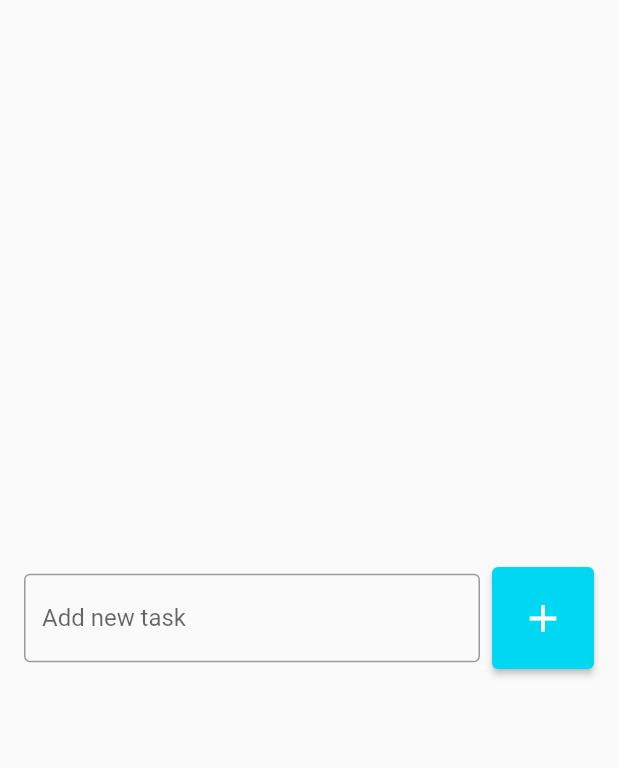
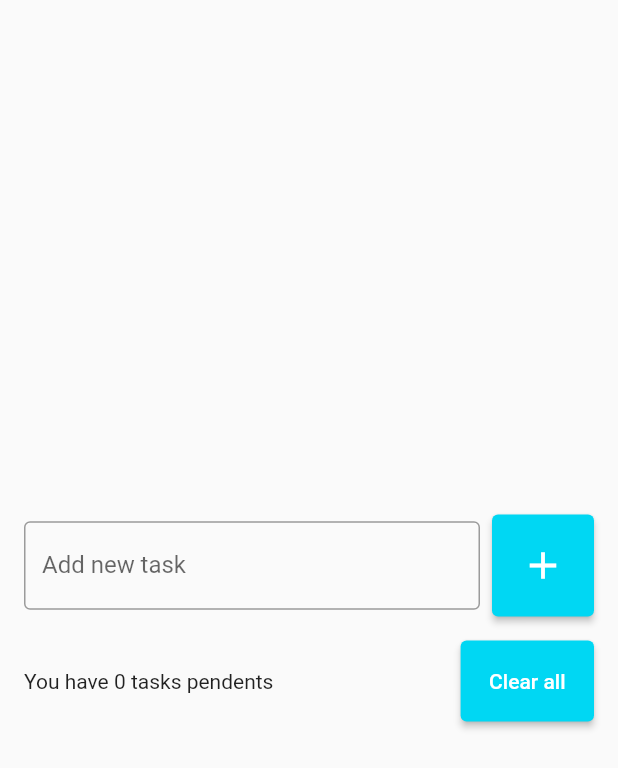
Before and after one commit to LuigiGf/todo-list-flutter, a Flutter app: the screen it shows after launch, on a phone screen of 412 x 824 dp. Shown: the top 768 px of the screen. Run offline on Flutter 3.47's test engine with Material 2 defaults, Android fonts, the phone set to English and light mode, and no system bars.

Commit message:
feat: add clear button style

```diff
--- a/lib/pages/todo_list_page.dart
+++ b/lib/pages/todo_list_page.dart
@@ -9,7 +9,10 @@ class TodoListPage extends StatelessWidget {
       body: Center(
         child: Padding(
           padding: const EdgeInsets.symmetric(horizontal: 16),
-          child: Row(
+          child: Column(
+            mainAxisSize: MainAxisSize.min,
+            children: [
+              Row(
                 children: [
                   Expanded(
                     child: TextField(
@@ -35,6 +38,28 @@ class TodoListPage extends StatelessWidget {
                   )
                 ],
               ),
+              SizedBox(
+                height: 16,
+              ),
+              Row(
+                children: [
+                  Expanded(
+                    child: Text(
+                      'You have 0 tasks pendents',
+                    ),
+                  ),
+                  SizedBox(width: 8),
+                  ElevatedButton(
+                    onPressed: () {},
+                    style: ElevatedButton.styleFrom(
+                        backgroundColor: Color(0xff00d7f3),
+                        padding: EdgeInsets.all(19)),
+                    child: Text('Clear all'),
+                  )
+                ],
+              )
+            ],
+          ),
         ),
       ),
     );
```
Lines whose indentation alone changed are shown as unchanged.
